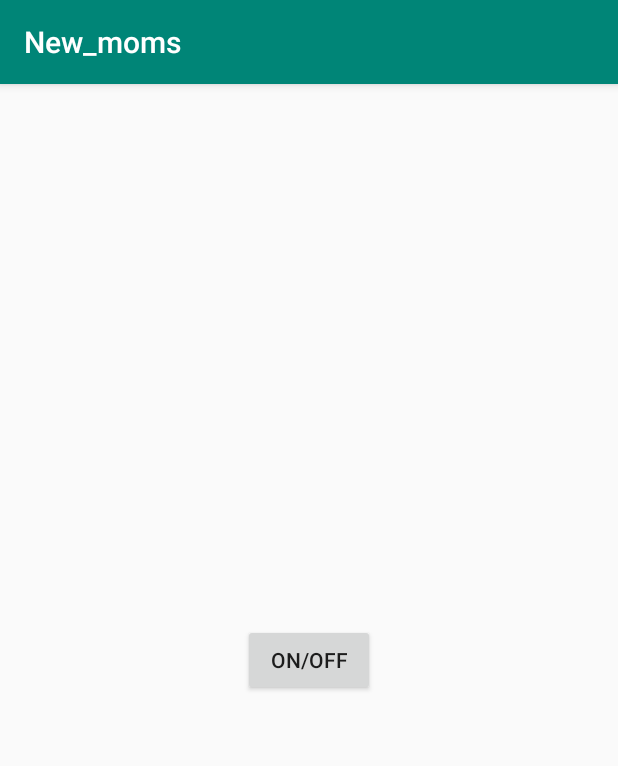
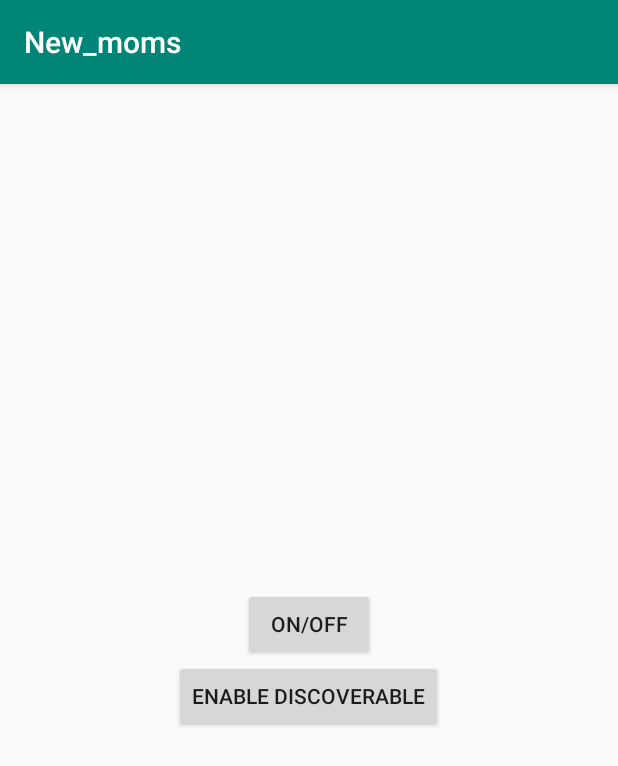
Before and after one commit to dheldh77/mom2, an Android app: the Bluetooth screen opened directly, with no data from a screen before it, on a phone screen of 412 x 824 dp. Shown: the top 766 px of the screen. Run offline under Robolectric (Android 15) with nearby library versions, the phone set to English and light mode, and no system bars.

Commit message:
goodbl_1

```diff
--- a/app/src/main/res/layout/bluetooth.xml
+++ b/app/src/main/res/layout/bluetooth.xml
@@ -11,5 +11,12 @@
         android:layout_width="wrap_content"
         android:layout_height="wrap_content" />
 
+    <Button
+        android:layout_width="wrap_content"
+        android:layout_height="wrap_content"
+        android:id="@+id/btnDiscoverable_on_off"
+        android:onClick="btnEnableDisable_Discoverable"
+        android:text="Enable Discoverable"/>
+
 
 </LinearLayout>
```
Also changed, not shown: app/src/main/java/com/example/kms/new_moms/Bluetooth.java (+42 -0 lines).
